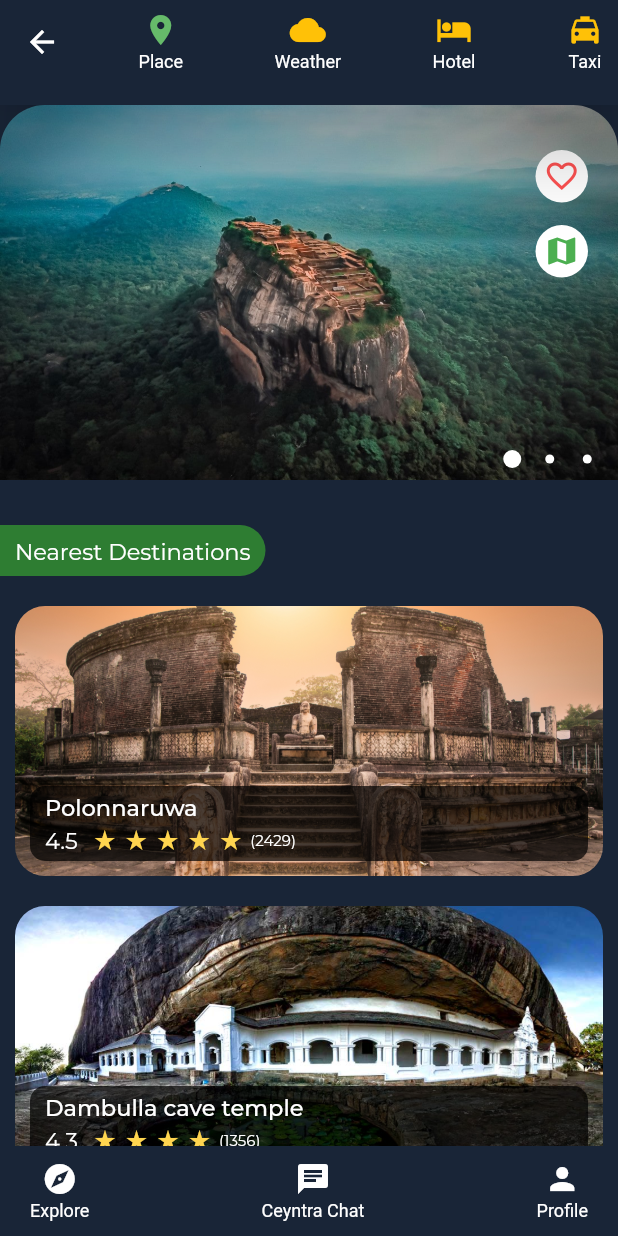
After one commit to Ceyntra/Ceyntra-mobile, a Flutter app: the PlaceMainFeedScreen screen opened directly, on a phone screen of 412 x 824 dp. The commit adds this screen. Run offline on Flutter 3.47's test engine with Material 2 defaults, Android fonts, the phone set to English and light mode, and no system bars; drawn by our look-alikes of carousel_pro; our stand-ins replace flutter_svg, google_fonts.

Commit message:
added image slider and created some screens

```diff
--- /dev/null
+++ b/lib/views/screens/clickOnPlace/placeFeed.dart
@@ -0,0 +1,163 @@
+import 'package:ceyntra_mobile/views/screens/clickOnPlace/placeScreen.dart';
+import 'package:flutter/material.dart';
+
+class PlaceFeedScreen extends StatefulWidget {
+  // const PlaceFeedScreen({ Key? key }) : super(key: key);
+
+  @override
+  _PlaceFeedScreenState createState() => _PlaceFeedScreenState();
+}
+
+class _PlaceFeedScreenState extends State<PlaceFeedScreen> {
+  String feedState = 'place';
+
+  Widget feed(BuildContext context) {
+    if (feedState == "place") return PlaceScreen();
+    // else if (feedState == "weather")
+    //   return WeatherFeedScreen();
+    // else if (feedState == "hotel") return HotelFeedScreen();
+    // else if (feedState == "taxi") return TaxiFeedScreen();
+    return null;
+  }
+
+  @override
+  Widget build(BuildContext context) {
+    return Scaffold(
+      backgroundColor: Color(0xff192537),
+      appBar: PreferredSize(
+        preferredSize: Size.fromHeight(70.0),
+        child: AppBar(
+          brightness: Brightness.dark,
+          // leading: Icon(Icons.menu),
+          elevation: 20,
+          backgroundColor: Color(0xff192537),
+          actions: [
+            Container(
+              // color: Colors.amber,
+              // padding: EdgeInsets.only(right: 10),
+              width: (MediaQuery.of(context).size.width / 100) * 80,
+              child: Row(
+                mainAxisAlignment: MainAxisAlignment.spaceBetween,
+                children: [
+                  GestureDetector(
+                      onTap: () {
+                        setState(() {
+                          feedState = "place";
+                        });
+                      },
+                      child: Container(
+                          padding: EdgeInsets.symmetric(horizontal: 10),
+                          // color: Colors.amberAccent,
+                          child: Column(
+                            mainAxisAlignment: MainAxisAlignment.center,
+                            children: [
+                              Icon(
+                                Icons.location_on,
+                                color: feedState == "place"
+                                    ? Colors.green[400]
+                                    : Colors.amber,
+                              ),
+                              SizedBox(
+                                height: 2,
+                              ),
+                              Text(
+                                "Place",
+                                style: TextStyle(fontSize: 12),
+                              ),
+                            ],
+                          ))),
+                  GestureDetector(
+                      onTap: () {
+                        setState(() {
+                          feedState = "weather";
+                        });
+                      },
+                      child: Container(
+                          padding: EdgeInsets.symmetric(horizontal: 10),
+                          child: Column(
+                            mainAxisAlignment: MainAxisAlignment.center,
+                            children: [
+                              Icon(
+                                Icons.cloud,
+                                color: feedState == "weather"
+                                    ? Colors.green[400]
+                                    : Colors.amber,
+                              ),
+                              SizedBox(
+                                height: 2,
+                              ),
+                              Text(
+                                "Weather",
+                                style: TextStyle(fontSize: 12),
+                              ),
+                            ],
+                          ))),
+                  GestureDetector(
+                      onTap: () {
+                        setState(() {
+                          feedState = "hotel";
+                        });
+                      },
+                      child: Container(
+                          padding: EdgeInsets.symmetric(horizontal: 10),
+                          alignment: Alignment.center,
+                          child: Column(
+                            mainAxisAlignment: MainAxisAlignment.center,
+                            children: [
+                              Icon(
+                                Icons.hotel,
+                                color: feedState == "hotel"
+                                    ? Colors.green[400]
+                                    : Colors.amber,
+                              ),
+                              SizedBox(
+                                height: 2,
+                              ),
+                              Text(
+                                "Hotel",
+                                style: TextStyle(fontSize: 12),
+                              ),
+                            ],
+                          ))),
+                  GestureDetector(
+                      onTap: () {
+                        setState(() {
+                          feedState = "taxi";
+                        });
+                      },
+                      child: Container(
+                          padding: EdgeInsets.symmetric(horizontal: 10),
+                          alignment: Alignment.center,
+                          child: Column(
+                            mainAxisAlignment: MainAxisAlignment.center,
+                            children: [
+                              Icon(
+                                Icons.local_taxi,
+                                color: feedState == "taxi"
+                                    ? Colors.green[400]
+                                    : Colors.amber,
+                              ),
+                              SizedBox(
+                                height: 2,
+                              ),
+                              Text(
+                                "Taxi",
+                                style: TextStyle(fontSize: 12),
+                              ),
+                            ],
+                          )))
+                ],
+              ),
+            )
+          ],
+        ),
+      ),
+      body: ListView(
+        physics: ClampingScrollPhysics(),
+        children: [
+          feed(context),
+        ],
+      ),
+    );
+  }
+}
--- /dev/null
+++ b/lib/views/screens/clickOnPlace/placeMainFeed.dart
@@ -0,0 +1,125 @@
+import 'package:ceyntra_mobile/views/screens/clickOnPlace/placeFeed.dart';
+import 'package:ceyntra_mobile/views/screens/popularFeed.dart';
+import 'package:flutter/material.dart';
+
+import '../feed.dart';
+import '../suggestionsFeed.dart';
+
+class PlaceMainFeedScreen extends StatefulWidget {
+  // const PlaceMainFeedScreen({ Key? key }) : super(key: key);
+
+  @override
+  _PlaceMainFeedScreenState createState() => _PlaceMainFeedScreenState();
+}
+
+class _PlaceMainFeedScreenState extends State<PlaceMainFeedScreen> {
+  String mainFeedState = 'place';
+
+  Widget mainFeed(BuildContext context) {
+    if (mainFeedState == "explore")
+      return FeedScreen();
+    else if (mainFeedState == "place") return PlaceFeedScreen();
+    // else if (mainFeedState == "global")
+    //   return PopularFeedScreen();
+    // else if (mainFeedState == "profile") return SuggestionsFeedScreen();
+    return null;
+  }
+
+  @override
+  Widget build(BuildContext context) {
+    return Scaffold(
+      body: mainFeed(context),
+      backgroundColor: Color(0xff192537),
+      bottomNavigationBar: Container(
+        color: Color(0xff192537),
+        padding: EdgeInsets.all(10),
+        height: 60,
+        child: Row(
+          mainAxisAlignment: MainAxisAlignment.spaceBetween,
+          children: [
+            GestureDetector(
+                onTap: () {
+                  setState(() {
+                    mainFeedState = "explore";
+                  });
+                },
+                child: Container(
+                    padding: EdgeInsets.symmetric(horizontal: 10),
+
+                    // color: Colors.amberAccent,
+                    child: Column(
+                      mainAxisAlignment: MainAxisAlignment.center,
+                      children: [
+                        Icon(
+                          Icons.explore,
+                          color: mainFeedState == "explore"
+                              ? Colors.green[400]
+                              : Colors.white,
+                        ),
+                        SizedBox(
+                          height: 2,
+                        ),
+                        Text(
+                          "Explore",
+                          style: TextStyle(fontSize: 12, color: Colors.white),
+                        ),
+                      ],
+                    ))),
+            GestureDetector(
+                onTap: () {
+                  setState(() {
+                    mainFeedState = "global";
+                  });
+                },
+                child: Container(
+                    padding: EdgeInsets.symmetric(horizontal: 10),
+                    child: Column(
+                      mainAxisAlignment: MainAxisAlignment.center,
+                      children: [
+                        Icon(
+                          Icons.chat,
+                          color: mainFeedState == "global"
+                              ? Colors.green[400]
+                              : Colors.white,
+                        ),
+                        SizedBox(
+                          height: 2,
+                        ),
+                        Text(
+                          "Ceyntra Chat",
+                          style: TextStyle(fontSize: 12, color: Colors.white),
+                        ),
+                      ],
+                    ))),
+            GestureDetector(
+                onTap: () {
+                  setState(() {
+                    mainFeedState = "profile";
+                  });
+                },
+                child: Container(
+                    padding: EdgeInsets.symmetric(horizontal: 10),
+                    child: Column(
+                      mainAxisAlignment: MainAxisAlignment.center,
+                      children: [
+                        Icon(
+                          Icons.person,
+                          color: mainFeedState == "profile"
+                              ? Colors.green[400]
+                              : Colors.white,
+                        ),
+                        SizedBox(
+                          height: 2,
+                        ),
+                        Text(
+                          "Profile",
+                          style: TextStyle(fontSize: 12, color: Colors.white),
+                        ),
+                      ],
+                    ))),
+          ],
+        ),
+      ),
+    );
+  }
+}
--- /dev/null
+++ b/lib/views/screens/clickOnPlace/placeScreen.dart
@@ -0,0 +1,126 @@
+import 'package:ceyntra_mobile/views/widgets/feedPlaceWidget.dart';
+import 'package:flutter/material.dart';
+import 'package:google_fonts/google_fonts.dart';
+import 'package:carousel_pro/carousel_pro.dart';
+
+class PlaceScreen extends StatefulWidget {
+  // const PlaceScreen({ Key? key }) : super(key: key);
+
+  @override
+  _PlaceScreenState createState() => _PlaceScreenState();
+}
+
+class _PlaceScreenState extends State<PlaceScreen> {
+  bool favourite = false;
+  @override
+  Widget build(BuildContext context) {
+    return Column(
+      // crossAxisAlignment: CrossAxisAlignment.start,
+      children: [
+        Stack(
+          children: [
+            Container(
+              // margin: EdgeInsets.only(top: 10),
+              height: 250,
+              width: double.infinity,
+              child: ClipRRect(
+                borderRadius: BorderRadius.only(
+                    topLeft: Radius.circular(30),
+                    topRight: Radius.circular(30)),
+                child: Carousel(
+                  dotSize: 6.0,
+                  boxFit: BoxFit.cover,
+                  dotBgColor: Colors.transparent,
+                  indicatorBgPadding: 8,
+                  dotPosition: DotPosition.bottomRight,
+                  images: [
+                    AssetImage("assets/images/sigiriya.jpg"),
+                    AssetImage("assets/images/polo.jpg"),
+                    AssetImage("assets/images/dambulla.jpg")
+                  ],
+                ),
+              ),
+            ),
+            Positioned(
+              height: 35,
+              width: 35,
+              right: 20,
+              top: 30,
+              child: Container(
+                alignment: Alignment.center,
+                child: GestureDetector(
+                  onTap: () {
+                    setState(() {
+                      !favourite ? favourite = true : favourite = false;
+                    });
+                  },
+                  child: Icon(
+                    favourite ? Icons.favorite_sharp : Icons.favorite_border,
+                    color: Colors.redAccent,
+                  ),
+                ),
+                decoration: BoxDecoration(
+                    color: Colors.white,
+                    borderRadius: BorderRadius.all(Radius.circular(35))),
+              ),
+            ),
+            Positioned(
+              height: 35,
+              width: 35,
+              right: 20,
+              top: 80,
+              child: Container(
+                alignment: Alignment.center,
+                child: GestureDetector(
+                  onTap: () {
+                    setState(() {});
+                  },
+                  child: Icon(
+                    Icons.map,
+                    color: Colors.green,
+                  ),
+                ),
+                decoration: BoxDecoration(
+                    color: Colors.white,
+                    borderRadius: BorderRadius.all(Radius.circular(35))),
+              ),
+            ),
+          ],
+        ),
+        SizedBox(
+          height: 30,
+        ),
+        Container(
+          alignment: Alignment.centerLeft,
+          child: Container(
+            padding: EdgeInsets.symmetric(horizontal: 10, vertical: 8),
+            child: Text(
+              "Nearest Destinations",
+              style: GoogleFonts.montserrat(fontSize: 15, color: Colors.white),
+            ),
+            decoration: BoxDecoration(
+                color: Colors.green[800],
+                borderRadius: BorderRadius.only(
+                    topRight: Radius.circular(20),
+                    bottomRight: Radius.circular(20))),
+          ),
+        ),
+        FeedPlaceWidget(
+          imagePath: "assets/images/polo.jpg",
+          placeName: "Polonnaruwa",
+          votes: 2429,
+          rating: 4.5,
+        ),
+        FeedPlaceWidget(
+          imagePath: "assets/images/dambulla.jpg",
+          placeName: "Dambulla cave temple",
+          votes: 1356,
+          rating: 4.3,
+        ),
+        SizedBox(
+          height: 60,
+        ),
+      ],
+    );
+  }
+}
--- /dev/null
+++ b/lib/views/screens/placeDetailsScreen.dart
@@ -0,0 +1,125 @@
+import 'package:flutter/material.dart';
+
+class PlaceDetailsScreen extends StatefulWidget {
+  // const PlaceDetailsScreen({ Key? key }) : super(key: key);
+
+  @override
+  _PlaceDetailsScreenState createState() => _PlaceDetailsScreenState();
+}
+
+class _PlaceDetailsScreenState extends State<PlaceDetailsScreen> {
+  String feedState = "nearMe";
+  @override
+  Widget build(BuildContext context) {
+    return Scaffold(
+      backgroundColor: Color(0xff192537),
+      appBar: PreferredSize(
+        preferredSize: Size.fromHeight(70.0),
+        child: AppBar(
+          brightness: Brightness.dark,
+          leading: Icon(Icons.menu),
+          elevation: 20,
+          backgroundColor: Color(0xff192537),
+          actions: [
+            Container(
+              // color: Colors.amber,
+              // padding: EdgeInsets.only(right: 10),
+              width: (MediaQuery.of(context).size.width / 100) * 80,
+              child: Row(
+                mainAxisAlignment: MainAxisAlignment.spaceBetween,
+                children: [
+                  GestureDetector(
+                      onTap: () {
+                        setState(() {
+                          feedState = "nearMe";
+                        });
+                      },
+                      child: Container(
+                          padding: EdgeInsets.symmetric(horizontal: 10),
+                          // color: Colors.amberAccent,
+                          child: Column(
+                            mainAxisAlignment: MainAxisAlignment.center,
+                            children: [
+                              Icon(
+                                Icons.location_on,
+                                color: feedState == "nearMe"
+                                    ? Colors.green[400]
+                                    : Colors.amber,
+                              ),
+                              SizedBox(
+                                height: 2,
+                              ),
+                              Text(
+                                "Near you",
+                                style: TextStyle(fontSize: 12),
+                              ),
+                            ],
+                          ))),
+                  GestureDetector(
+                      onTap: () {
+                        setState(() {
+                          feedState = "popular";
+                        });
+                      },
+                      child: Container(
+                          padding: EdgeInsets.symmetric(horizontal: 10),
+                          child: Column(
+                            mainAxisAlignment: MainAxisAlignment.center,
+                            children: [
+                              Icon(
+                                Icons.star,
+                                color: feedState == "popular"
+                                    ? Colors.green[400]
+                                    : Colors.amber,
+                              ),
+                              SizedBox(
+                                height: 2,
+                              ),
+                              Text(
+                                "Popular",
+                                style: TextStyle(fontSize: 12),
+                              ),
+                            ],
+                          ))),
+                  GestureDetector(
+                      onTap: () {
+                        setState(() {
+                          feedState = "suggestions";
+                        });
+                      },
+                      child: Container(
+                          padding: EdgeInsets.symmetric(horizontal: 10),
+                          alignment: Alignment.center,
+                          child: Column(
+                            mainAxisAlignment: MainAxisAlignment.center,
+                            children: [
+                              Icon(
+                                Icons.lightbulb,
+                                color: feedState == "suggestions"
+                                    ? Colors.green[400]
+                                    : Colors.amber,
+                              ),
+                              SizedBox(
+                                height: 2,
+                              ),
+                              Text(
+                                "Suggestions",
+                                style: TextStyle(fontSize: 12),
+                              ),
+                            ],
+                          ))),
+                ],
+              ),
+            )
+          ],
+        ),
+      ),
+      body: ListView(
+        physics: ClampingScrollPhysics(),
+        children: [
+          // feed(context),
+        ],
+      ),
+    );
+  }
+}
--- a/lib/views/widgets/feedPlaceWidget.dart
+++ b/lib/views/widgets/feedPlaceWidget.dart
@@ -1,3 +1,5 @@
+import 'package:ceyntra_mobile/views/screens/clickOnPlace/placeMainFeed.dart';
+import 'package:ceyntra_mobile/views/screens/placeDetailsScreen.dart';
 import 'package:flutter/material.dart';
 import 'package:google_fonts/google_fonts.dart';
 
@@ -28,7 +30,12 @@ class _FeedPlaceWidgetState extends State<FeedPlaceWidget> {
       ),
     );
 
-    return Container(
+    return GestureDetector(
+      onTap: () {
+        Navigator.push(context,
+            MaterialPageRoute(builder: (context) => PlaceMainFeedScreen()));
+      },
+      child: Container(
         margin: EdgeInsets.only(top: 20),
         child: Container(
           child: Stack(
@@ -36,7 +43,6 @@ class _FeedPlaceWidgetState extends State<FeedPlaceWidget> {
               Container(
                 margin: EdgeInsets.symmetric(horizontal: 10),
                 height: 180,
-              // width: (MediaQuery.of(context).size.width / 100) * 92,
                 decoration: BoxDecoration(
                     borderRadius: BorderRadius.all(Radius.circular(20)),
                     image: DecorationImage(
@@ -82,7 +88,6 @@ class _FeedPlaceWidgetState extends State<FeedPlaceWidget> {
                                 ),
                                 Row(children: items),
                                 Container(
-                                // margin: EdgeInsets.only(left: 5),
                                   child: Text(
                                     "(" + widget.votes.toString() + ")",
                                     style: GoogleFonts.montserrat(
@@ -99,6 +104,7 @@ class _FeedPlaceWidgetState extends State<FeedPlaceWidget> {
             ],
           ),
         ),
+      ),
     );
   }
 }
--- a/pubspec.yaml
+++ b/pubspec.yaml
@@ -29,6 +29,7 @@ dependencies:
   cupertino_icons: ^1.0.2
   flutter_svg: ^0.22.0
   google_fonts: ^2.1.0
+  carousel_pro: ^1.0.0
 
 dev_dependencies:
   flutter_test:
```
Also changed, not shown: pubspec.lock. Lines whose indentation alone changed are shown as unchanged.
